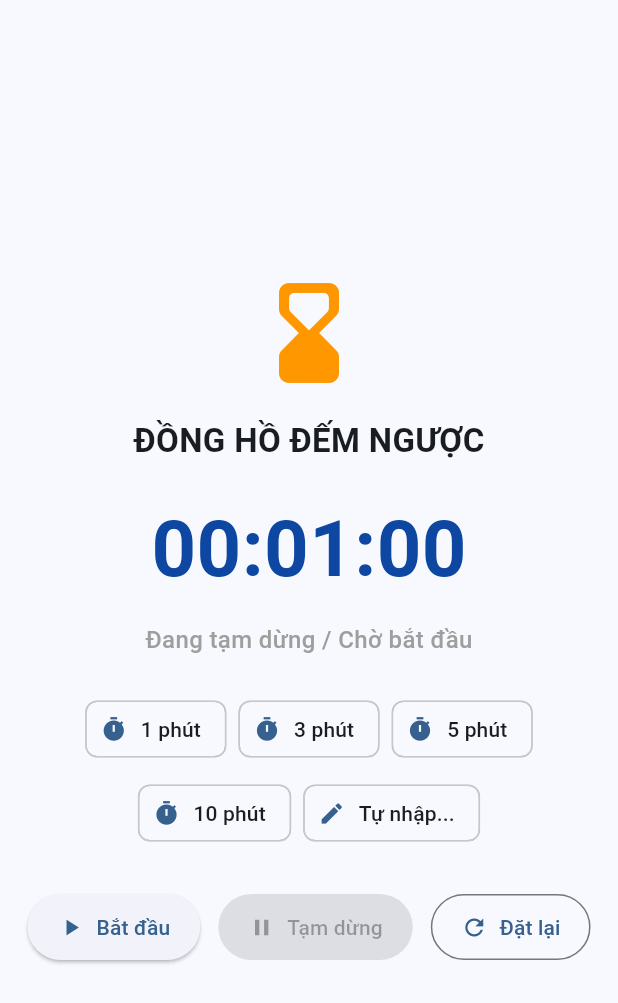
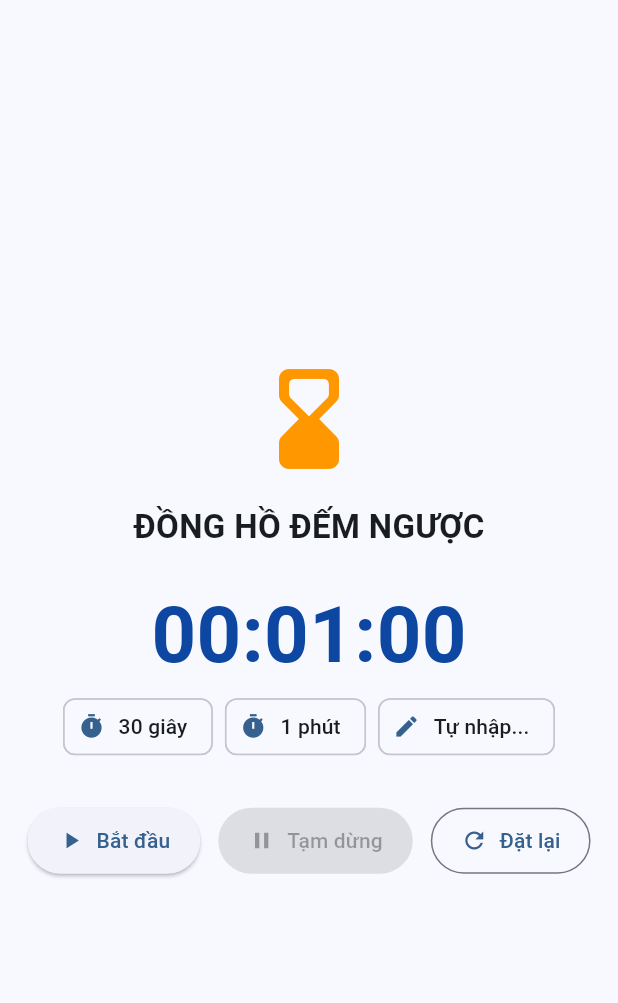
Before and after one commit to Trungdinh0565/LTDNT_CHUDE02, a Flutter app: the screen it shows after launch, on a phone screen of 412 x 824 dp. Shown: the top 1003 px of the screen. Run offline on Flutter 3.47's test engine with Material 3 defaults, Android fonts, the phone set to English and light mode, and no system bars; our stand-ins replace flutter_bloc, get_it.

Commit message:
fix some presentation

```diff
--- a/lib/Presentation/stopWatch_page.dart
+++ b/lib/Presentation/stopWatch_page.dart
@@ -98,7 +98,7 @@ class StopWatchPage extends StatelessWidget {
                               const Padding(
                                 padding: EdgeInsets.only(top: 8.0),
                                 child: Text(
-                                  '⏰ HẾT GIỜ!',
+                                  'HẾT GIỜ!',
                                   style: TextStyle(
                                     fontSize: 18,
                                     color: Colors.red,
@@ -110,22 +110,6 @@ class StopWatchPage extends StatelessWidget {
                         );
                       },
                     ),
-                    const SizedBox(height: 12),
-                    Text(
-                      state.isRunning
-                          ? 'Đang đếm ngược...'
-                          : (state.isCompleted
-                              ? 'Đã hoàn thành đếm ngược'
-                              : 'Đang tạm dừng / Chờ bắt đầu'),
-                      style: TextStyle(
-                        fontSize: 16,
-                        color: state.isRunning
-                            ? Colors.green
-                            : (state.isCompleted ? Colors.red : Colors.grey),
-                        fontWeight: FontWeight.w500,
-                      ),
-                    ),
-                    const SizedBox(height: 24),
                     // Bộ chọn nhanh thời gian
                     Padding(
                       padding: const EdgeInsets.symmetric(horizontal: 16),
@@ -136,23 +120,13 @@ class StopWatchPage extends StatelessWidget {
                         children: [
                           ActionChip(
                             avatar: const Icon(Icons.timer, size: 18),
-                            label: const Text('1 phút'),
-                            onPressed: state.isRunning ? null : () => cubit.setDuration(60),
+                            label: const Text('30 giây'),
+                            onPressed: state.isRunning ? null : () => cubit.setDuration(30),
                           ),
                           ActionChip(
                             avatar: const Icon(Icons.timer, size: 18),
-                            label: const Text('3 phút'),
-                            onPressed: state.isRunning ? null : () => cubit.setDuration(180),
-                          ),
-                          ActionChip(
-                            avatar: const Icon(Icons.timer, size: 18),
-                            label: const Text('5 phút'),
-                            onPressed: state.isRunning ? null : () => cubit.setDuration(300),
-                          ),
-                          ActionChip(
-                            avatar: const Icon(Icons.timer, size: 18),
-                            label: const Text('10 phút'),
-                            onPressed: state.isRunning ? null : () => cubit.setDuration(600),
+                            label: const Text('1 phút'),
+                            onPressed: state.isRunning ? null : () => cubit.setDuration(60),
                           ),
                           ActionChip(
                             avatar: const Icon(Icons.edit, size: 18),
```
